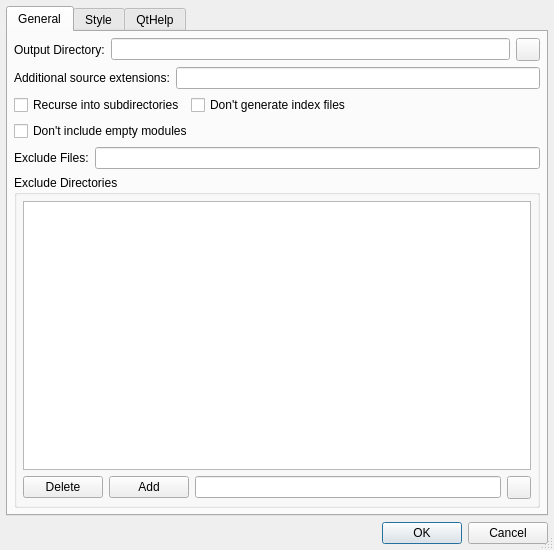
testmana2/test, file Plugins/DocumentationPlugins/Ericdoc/EricdocConfigDialog.ui: the form before one commit.
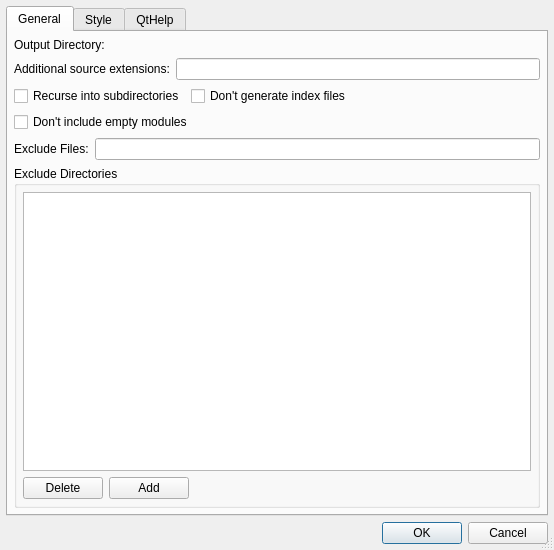
The form after the commit. Custom widgets are drawn as their Qt base class.

Commit message: Modified more dialogs to use the path picker widgets.

What changed in the file:
```diff
--- a/Plugins/DocumentationPlugins/Ericdoc/EricdocConfigDialog.ui
+++ b/Plugins/DocumentationPlugins/Ericdoc/EricdocConfigDialog.ui
@@ -26,9 +26,9 @@
       <attribute name="title">
        <string>General</string>
       </attribute>
-      <layout class="QVBoxLayout">
+      <layout class="QVBoxLayout" name="verticalLayout_2">
        <item>
-        <layout class="QHBoxLayout">
+        <layout class="QHBoxLayout" name="horizontalLayout_2">
          <item>
           <widget class="QLabel" name="TextLabel6">
            <property name="text">
@@ -37,14 +37,13 @@
           </widget>
          </item>
          <item>
-          <widget class="QLineEdit" name="outputDirEdit">
-           <property name="toolTip">
-            <string>Enter an output directory</string>
+          <widget class="E5PathPicker" name="outputDirPicker" native="true">
+           <property name="sizePolicy">
+            <sizepolicy hsizetype="Expanding" vsizetype="Preferred">
+             <horstretch>0</horstretch>
+             <verstretch>0</verstretch>
+            </sizepolicy>
            </property>
-          </widget>
-         </item>
-         <item>
-          <widget class="QToolButton" name="outputDirButton">
            <property name="focusPolicy">
             <enum>Qt::NoFocus</enum>
            </property>
@@ -163,17 +162,16 @@
        </item>
        <item>
         <widget class="QGroupBox" name="groupBox">
+         <property name="sizePolicy">
+          <sizepolicy hsizetype="Preferred" vsizetype="Expanding">
+           <horstretch>0</horstretch>
+           <verstretch>2</verstretch>
+          </sizepolicy>
+         </property>
          <property name="title">
           <string>Exclude Directories</string>
          </property>
-         <layout class="QGridLayout">
-          <item row="1" column="2">
-           <widget class="QLineEdit" name="ignoreDirEdit">
-            <property name="toolTip">
-             <string>Enter a directory basename to be ignored</string>
-            </property>
-           </widget>
-          </item>
+         <layout class="QGridLayout" name="gridLayout_2">
           <item row="1" column="1">
            <widget class="QPushButton" name="addButton">
             <property name="toolTip">
@@ -194,15 +192,27 @@
             </property>
            </widget>
           </item>
-          <item row="0" column="0" colspan="4">
+          <item row="0" column="0" colspan="3">
            <widget class="QListWidget" name="ignoreDirsList">
+            <property name="sizePolicy">
+             <sizepolicy hsizetype="Expanding" vsizetype="Expanding">
+              <horstretch>0</horstretch>
+              <verstretch>3</verstretch>
+             </sizepolicy>
+            </property>
             <property name="toolTip">
              <string>List of directory basenames to be ignored</string>
             </property>
            </widget>
           </item>
-          <item row="1" column="3">
-           <widget class="QToolButton" name="ignoreDirButton">
+          <item row="1" column="2">
+           <widget class="E5PathPicker" name="ignoreDirPicker" native="true">
+            <property name="sizePolicy">
+             <sizepolicy hsizetype="Expanding" vsizetype="Preferred">
+              <horstretch>0</horstretch>
+              <verstretch>0</verstretch>
+             </sizepolicy>
+            </property>
             <property name="focusPolicy">
              <enum>Qt::NoFocus</enum>
             </property>
@@ -517,6 +527,14 @@
  </widget>
  <layoutdefault spacing="6" margin="6"/>
  <pixmapfunction>qPixmapFromMimeSource</pixmapfunction>
+ <customwidgets>
+  <customwidget>
+   <class>E5PathPicker</class>
+   <extends>QWidget</extends>
+   <header>E5Gui/E5PathPicker.h</header>
+   <container>1</container>
+  </customwidget>
+ </customwidgets>
  <tabstops>
   <tabstop>tabWidget</tabstop>
   <tabstop>outputDirEdit</tabstop>
```
Left out of the diff: 75 changed lines with no effect on the pictures. The commit also changes 22 other files.
